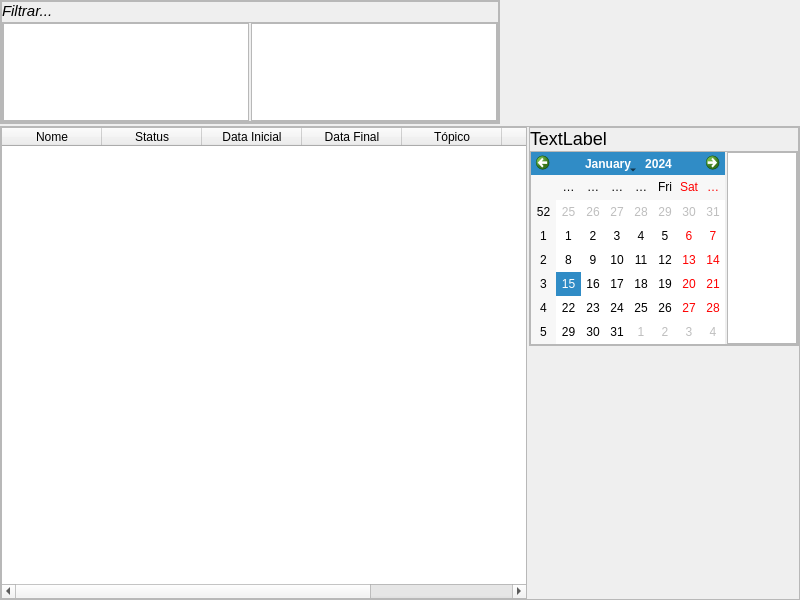
Nbdyleto/PySide6_Self_TCC, file functions/new_daily_task/new_dailytask_page.ui: the form before one commit.
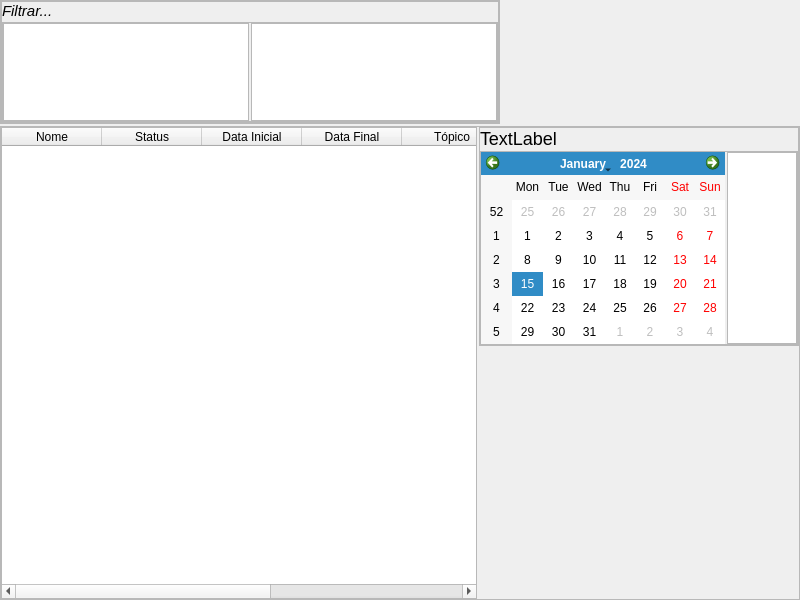
The form after the commit.

What changed in the file:
```diff
--- a/functions/new_daily_task/new_dailytask_page.ui
+++ b/functions/new_daily_task/new_dailytask_page.ui
@@ -266,7 +266,7 @@
        <widget class="QFrame" name="specialFrame">
         <property name="maximumSize">
          <size>
-          <width>270</width>
+          <width>320</width>
           <height>250</height>
          </size>
         </property>
```
